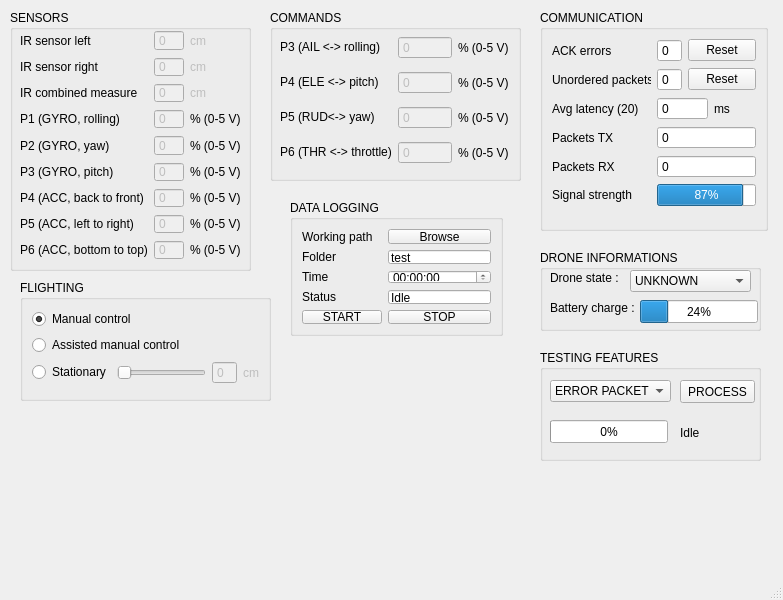
Above: Drone-Remote-Center/mainwindow.ui from jeanibarz/l3-drone before the change. Below: the same form after it.
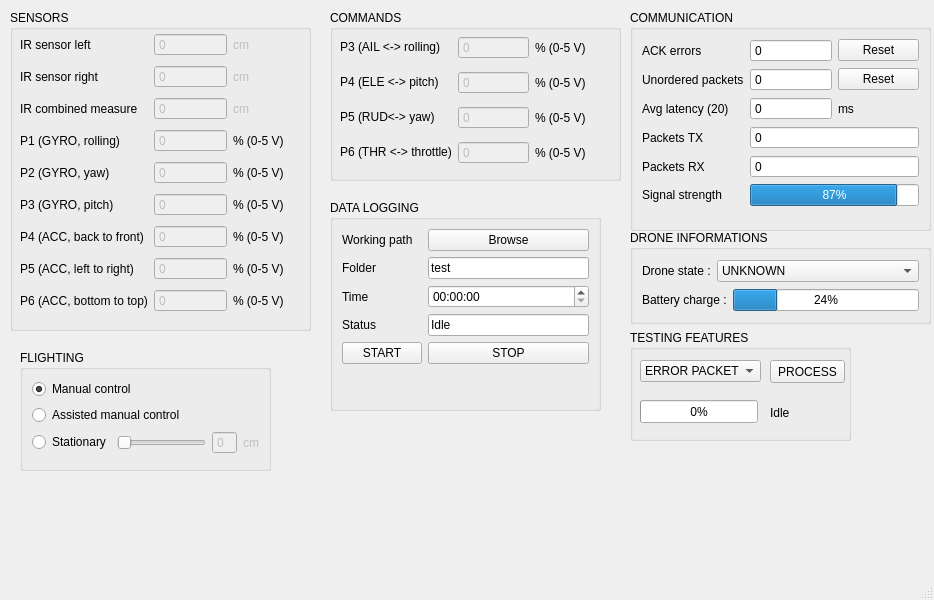
That is the form after the change.

Commit message: Ajout de nombreuses modifications et d'un label sur la barre de statut avec message d'erreur si le logiciel se met en mode "emergency". Suppression du bouton "cancel" sur la demande de confirmation à la fermeture.

Diff of the .ui file:
```diff
--- a/Drone-Remote-Center/mainwindow.ui
+++ b/Drone-Remote-Center/mainwindow.ui
@@ -6,7 +6,7 @@
    <rect>
     <x>0</x>
     <y>0</y>
-    <width>783</width>
+    <width>934</width>
     <height>600</height>
    </rect>
   </property>
@@ -19,8 +19,8 @@
      <rect>
       <x>10</x>
       <y>10</y>
-      <width>241</width>
-      <height>261</height>
+      <width>301</width>
+      <height>321</height>
      </rect>
     </property>
     <property name="title">
@@ -31,8 +31,8 @@
       <rect>
        <x>10</x>
        <y>20</y>
-       <width>221</width>
-       <height>230</height>
+       <width>286</width>
+       <height>293</height>
       </rect>
      </property>
      <layout class="QGridLayout" name="gridLayout_2">
@@ -294,9 +294,9 @@
    <widget class="QGroupBox" name="groupBox_2">
     <property name="geometry">
      <rect>
-      <x>540</x>
+      <x>630</x>
       <y>10</y>
-      <width>228</width>
+      <width>301</width>
       <height>221</height>
      </rect>
     </property>
@@ -463,9 +463,9 @@
    <widget class="QGroupBox" name="groupBox_3">
     <property name="geometry">
      <rect>
-      <x>270</x>
+      <x>330</x>
       <y>10</y>
-      <width>251</width>
+      <width>291</width>
       <height>171</height>
      </rect>
     </property>
@@ -477,7 +477,7 @@
       <rect>
        <x>10</x>
        <y>20</y>
-       <width>231</width>
+       <width>265</width>
        <height>141</height>
       </rect>
      </property>
@@ -596,37 +596,25 @@
    <widget class="QGroupBox" name="groupBox_4">
     <property name="geometry">
      <rect>
-      <x>540</x>
-      <y>250</y>
-      <width>221</width>
-      <height>81</height>
+      <x>630</x>
+      <y>230</y>
+      <width>301</width>
+      <height>94</height>
      </rect>
     </property>
     <property name="title">
      <string>DRONE INFORMATIONS</string>
     </property>
+    <layout class="QGridLayout" name="gridLayout_5">
+     <item row="0" column="0">
     <widget class="QLabel" name="label_5">
-     <property name="geometry">
-      <rect>
-       <x>10</x>
-       <y>20</y>
-       <width>71</width>
-       <height>16</height>
-      </rect>
-     </property>
      <property name="text">
       <string>Drone state :</string>
      </property>
     </widget>
+     </item>
+     <item row="0" column="1" colspan="2">
     <widget class="QComboBox" name="comboBox">
-     <property name="geometry">
-      <rect>
-       <x>90</x>
-       <y>20</y>
-       <width>121</width>
-       <height>22</height>
-      </rect>
-     </property>
      <item>
       <property name="text">
        <string>UNKNOWN</string>
@@ -648,38 +636,28 @@
       </property>
      </item>
     </widget>
+     </item>
+     <item row="1" column="0" colspan="2">
     <widget class="QLabel" name="label_33">
-     <property name="geometry">
-      <rect>
-       <x>10</x>
-       <y>50</y>
-       <width>91</width>
-       <height>16</height>
-      </rect>
-     </property>
      <property name="text">
       <string>Battery charge :</string>
      </property>
     </widget>
+     </item>
+     <item row="1" column="2">
     <widget class="QProgressBar" name="progressBar">
-     <property name="geometry">
-      <rect>
-       <x>100</x>
-       <y>50</y>
-       <width>118</width>
-       <height>23</height>
-      </rect>
-     </property>
      <property name="value">
       <number>24</number>
      </property>
     </widget>
+     </item>
+    </layout>
    </widget>
    <widget class="QGroupBox" name="groupBox_5">
     <property name="geometry">
      <rect>
-      <x>540</x>
-      <y>350</y>
+      <x>630</x>
+      <y>330</y>
       <width>221</width>
       <height>111</height>
      </rect>
@@ -756,7 +734,7 @@
     <property name="geometry">
      <rect>
       <x>20</x>
-      <y>280</y>
+      <y>350</y>
       <width>251</width>
       <height>121</height>
      </rect>
@@ -844,10 +822,10 @@
    <widget class="QGroupBox" name="groupBox_7">
     <property name="geometry">
      <rect>
-      <x>290</x>
+      <x>330</x>
       <y>200</y>
-      <width>213</width>
-      <height>136</height>
+      <width>271</width>
+      <height>211</height>
      </rect>
     </property>
     <property name="title">
@@ -940,6 +918,19 @@
        </property>
       </widget>
      </item>
+     <item row="5" column="1">
+      <spacer name="verticalSpacer_3">
+       <property name="orientation">
+        <enum>Qt::Vertical</enum>
+       </property>
+       <property name="sizeHint" stdset="0">
+        <size>
+         <width>20</width>
+         <height>40</height>
+        </size>
+       </property>
+      </spacer>
+     </item>
     </layout>
    </widget>
   </widget>
```
Left out of the diff: 92 changed lines with no effect on the pictures. Lines whose indentation alone changed are shown as unchanged. The commit also changes 4 other files.
